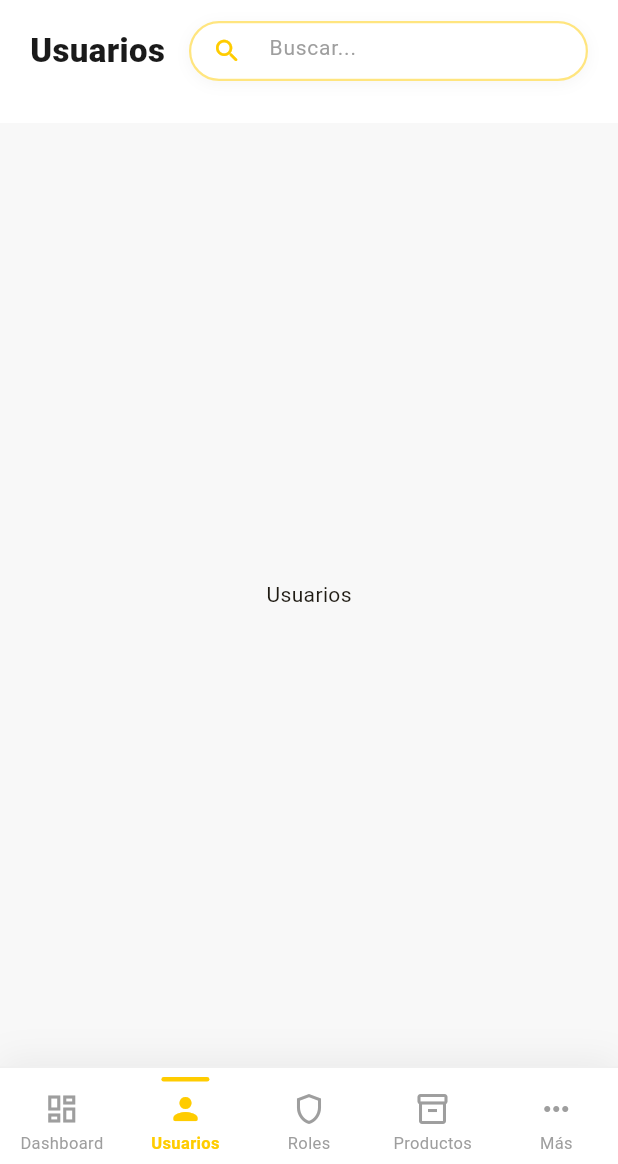
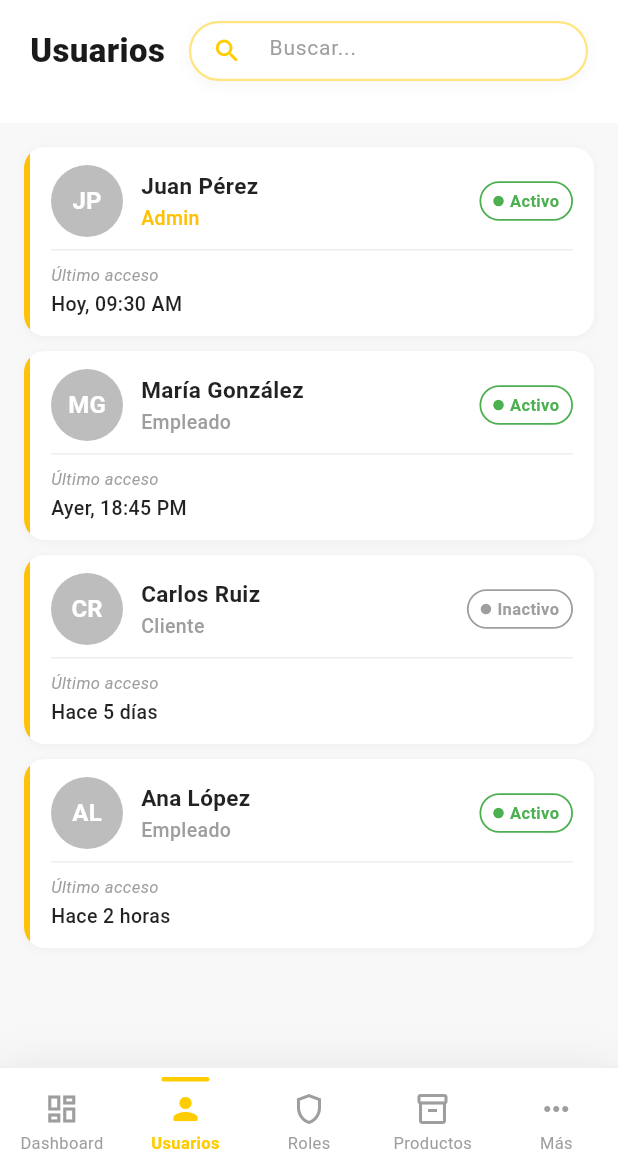
Before and after one commit to Emanuel-24/ElectroSoft-Mobile, a Flutter app: the screen it shows after launch, item 2 of the bottom bar chosen, on a phone screen of 412 x 824 dp, the part 72-1236 px from its top. Run offline on Flutter 3.47's test engine with Material 3 defaults, Android fonts, the phone set to English and light mode, and no system bars.

Commit message:
feat: create modul user

```diff
--- a/lib/main.dart
+++ b/lib/main.dart
@@ -2,6 +2,7 @@ import 'package:flutter/material.dart';
 import 'widgets/widgets.dart';
 import 'theme/app_theme.dart';
 import 'screens/roles_screen.dart';
+import 'screens/usuarios.dart';
 
 void main() {
   runApp(const ElectroSoftApp());
@@ -76,7 +77,7 @@ class _MainShellState extends State<MainShell> {
         return const Center(child: Text("Dashboard"));
 
       case 1:
-        return const Center(child: Text("Usuarios"));
+        return UsuariosScreen();
 
       case 2:
         return RolesScreen();
--- /dev/null
+++ b/lib/screens/usuario_detalle.dart
@@ -0,0 +1,52 @@
+import 'package:flutter/material.dart';
+import '../widgets/widgets.dart';
+import '../theme/app_theme.dart';
+import 'usuarios.dart';
+
+class UsuarioDetalleScreen extends StatelessWidget {
+  final Usuario usuario;
+  const UsuarioDetalleScreen({super.key, required this.usuario});
+
+  @override
+  Widget build(BuildContext context) {
+    return Scaffold(
+      appBar: ElectroAppBar(
+        title: 'Usuarios',
+        showSearch: false,
+        onAvatarTap: () {},
+      ),
+      body: Center(
+        child: Column(
+          mainAxisSize: MainAxisSize.min,
+          children: [
+            const Text(
+              'Vista detalle del usuario',
+              style: TextStyle(fontSize: 18, fontWeight: FontWeight.w600),
+            ),
+            const SizedBox(height: 24),
+            ElevatedButton(
+              onPressed: () => Navigator.pop(context),
+              style: ElevatedButton.styleFrom(
+                backgroundColor: AppTheme.primary,
+                foregroundColor: Colors.black87,
+                shape: RoundedRectangleBorder(
+                    borderRadius: BorderRadius.circular(20)),
+                padding:
+                    const EdgeInsets.symmetric(horizontal: 32, vertical: 12),
+              ),
+              child: const Text('Volver',
+                  style: TextStyle(fontWeight: FontWeight.w600)),
+            ),
+          ],
+        ),
+      ),
+      bottomNavigationBar: ElectroBottomNav(
+        items: ElectroNavItem.defaults(),
+        initialIndex: 1,
+        onTabChanged: (index) {
+          Navigator.pop(context);
+        },
+      ),
+    );
+  }
+}
--- /dev/null
+++ b/lib/screens/usuarios.dart
@@ -0,0 +1,222 @@
+import 'package:flutter/material.dart';
+import 'usuario_detalle.dart';
+
+// ─── Modelo ───────────────────────────────────────────────────────────────────
+
+enum EstadoUsuario { activo, inactivo }
+
+class Usuario {
+  final String nombre;
+  final String rol;
+  final String ultimoAcceso;
+  final EstadoUsuario estado;
+
+  const Usuario({
+    required this.nombre,
+    required this.rol,
+    required this.ultimoAcceso,
+    required this.estado,
+  });
+}
+
+// ─── Datos de ejemplo ─────────────────────────────────────────────────────────
+
+const _usuarios = [
+  Usuario(nombre: 'Juan Pérez',     rol: 'Admin',    ultimoAcceso: 'Hoy, 09:30 AM',  estado: EstadoUsuario.activo),
+  Usuario(nombre: 'María González', rol: 'Empleado', ultimoAcceso: 'Ayer, 18:45 PM', estado: EstadoUsuario.activo),
+  Usuario(nombre: 'Carlos Ruiz',    rol: 'Cliente',  ultimoAcceso: 'Hace 5 días',    estado: EstadoUsuario.inactivo),
+  Usuario(nombre: 'Ana López',      rol: 'Empleado', ultimoAcceso: 'Hace 2 horas',   estado: EstadoUsuario.activo),
+];
+
+// ─── Colores ──────────────────────────────────────────────────────────────────
+
+const _verde    = Color(0xFF4CAF50);
+const _gris     = Color(0xFF9E9E9E);
+const _amarillo = Color(0xFFFFC107);
+const _avatarBg = Color(0xFFBDBDBD);
+
+// ─── Pantalla lista ───────────────────────────────────────────────────────────
+
+class UsuariosScreen extends StatelessWidget {
+  final String query;
+  const UsuariosScreen({super.key, this.query = ''});
+
+  List<Usuario> get _filtrados {
+    if (query.isEmpty) return _usuarios;
+    final q = query.toLowerCase();
+    return _usuarios
+        .where((u) => u.nombre.toLowerCase().contains(q) || u.rol.toLowerCase().contains(q))
+        .toList();
+  }
+
+  @override
+  Widget build(BuildContext context) {
+    return ListView.separated(
+      padding: const EdgeInsets.all(16),
+      itemCount: _filtrados.length,
+      separatorBuilder: (_, __) => const SizedBox(height: 10),
+      itemBuilder: (_, i) => _UsuarioCard(
+        usuario: _filtrados[i],
+        onTap: () => Navigator.push(
+          context,
+          MaterialPageRoute(
+            builder: (_) => UsuarioDetalleScreen(usuario: _filtrados[i]),
+          ),
+        ),
+      ),
+    );
+  }
+}
+
+// ─── Tarjeta de usuario ───────────────────────────────────────────────────────
+
+class _UsuarioCard extends StatelessWidget {
+  final Usuario usuario;
+  final VoidCallback onTap;
+  const _UsuarioCard({required this.usuario, required this.onTap});
+
+  Color get _rolColor =>
+      usuario.rol.toLowerCase() == 'admin' ? _amarillo : _gris;
+
+  @override
+  Widget build(BuildContext context) {
+    return GestureDetector(
+      onTap: onTap,
+      child: Container(
+        decoration: BoxDecoration(
+          color: Colors.white,
+          borderRadius: BorderRadius.circular(14),
+          boxShadow: [
+            BoxShadow(
+              color: Colors.black.withOpacity(0.04),
+              blurRadius: 4,
+              offset: const Offset(0, 1),
+            ),
+          ],
+        ),
+        child: ClipRRect(
+          borderRadius: BorderRadius.circular(14),
+          child: IntrinsicHeight(
+            child: Row(
+              children: [
+                // Barra amarilla izquierda
+                Container(width: 4, color: _amarillo),
+
+                // Contenido
+                Expanded(
+                  child: Padding(
+                    padding: const EdgeInsets.symmetric(horizontal: 14, vertical: 12),
+                    child: Column(
+                      crossAxisAlignment: CrossAxisAlignment.start,
+                      children: [
+                        Row(
+                          children: [
+                            _Avatar(nombre: usuario.nombre),
+                            const SizedBox(width: 12),
+                            Expanded(
+                              child: Column(
+                                crossAxisAlignment: CrossAxisAlignment.start,
+                                children: [
+                                  Text(usuario.nombre,
+                                      style: const TextStyle(
+                                          fontWeight: FontWeight.w600,
+                                          fontSize: 15,
+                                          color: Colors.black87)),
+                                  const SizedBox(height: 2),
+                                  Text(usuario.rol,
+                                      style: TextStyle(
+                                          fontSize: 13,
+                                          color: _rolColor,
+                                          fontWeight: FontWeight.w500)),
+                                ],
+                              ),
+                            ),
+                            _EstadoBadge(estado: usuario.estado),
+                          ],
+                        ),
+                        const SizedBox(height: 8),
+                        const Divider(height: 1, color: Color(0xFFEEEEEE)),
+                        const SizedBox(height: 8),
+                        Text('Último acceso',
+                            style: TextStyle(
+                                fontSize: 11,
+                                color: Colors.grey[500],
+                                fontStyle: FontStyle.italic)),
+                        const SizedBox(height: 2),
+                        Text(usuario.ultimoAcceso,
+                            style: const TextStyle(
+                                fontSize: 13,
+                                fontWeight: FontWeight.w500,
+                                color: Colors.black87)),
+                      ],
+                    ),
+                  ),
+                ),
+              ],
+            ),
+          ),
+        ),
+      ),
+    );
+  }
+}
+
+// ─── Avatar gris con iniciales ────────────────────────────────────────────────
+
+class _Avatar extends StatelessWidget {
+  final String nombre;
+  const _Avatar({required this.nombre});
+
+  String get _iniciales {
+    final p = nombre.trim().split(' ');
+    return p.length >= 2
+        ? '${p[0][0]}${p[1][0]}'.toUpperCase()
+        : p[0][0].toUpperCase();
+  }
+
+  @override
+  Widget build(BuildContext context) {
+    return CircleAvatar(
+      radius: 24,
+      backgroundColor: _avatarBg,
+      child: Text(_iniciales,
+          style: const TextStyle(
+              color: Colors.white, fontWeight: FontWeight.bold, fontSize: 16)),
+    );
+  }
+}
+
+// ─── Badge de estado ──────────────────────────────────────────────────────────
+
+class _EstadoBadge extends StatelessWidget {
+  final EstadoUsuario estado;
+  const _EstadoBadge({required this.estado});
+
+  @override
+  Widget build(BuildContext context) {
+    final activo = estado == EstadoUsuario.activo;
+    final color  = activo ? _verde : _gris;
+    final texto  = activo ? 'Activo' : 'Inactivo';
+
+    return Container(
+      padding: const EdgeInsets.symmetric(horizontal: 8, vertical: 4),
+      decoration: BoxDecoration(
+        border: Border.all(color: color, width: 1.2),
+        borderRadius: BorderRadius.circular(20),
+      ),
+      child: Row(
+        mainAxisSize: MainAxisSize.min,
+        children: [
+          Container(
+              width: 7,
+              height: 7,
+              decoration: BoxDecoration(shape: BoxShape.circle, color: color)),
+          const SizedBox(width: 4),
+          Text(texto,
+              style: TextStyle(
+                  fontSize: 11, color: color, fontWeight: FontWeight.w600)),
+        ],
+      ),
+    );
+  }
+}
```
